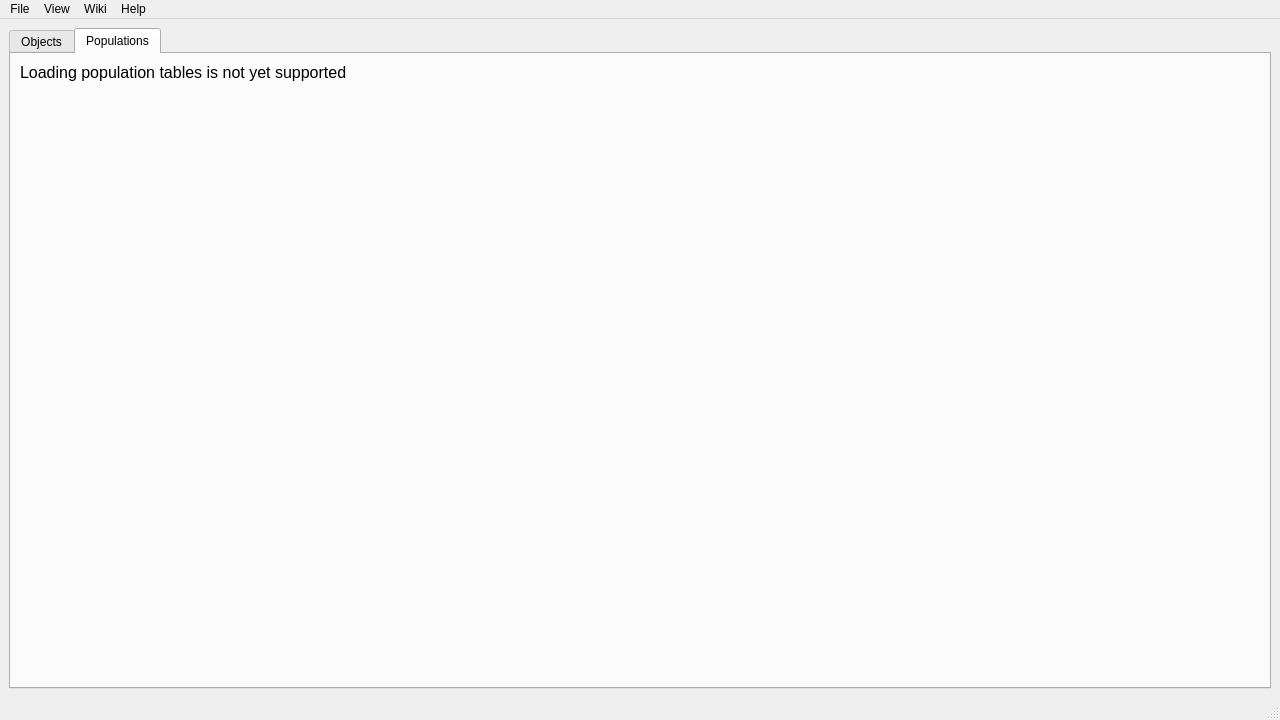
First picture: the form in qbe/qud_explorer_window.ui, repository TrashMonks/qud-wiki, before the edit.
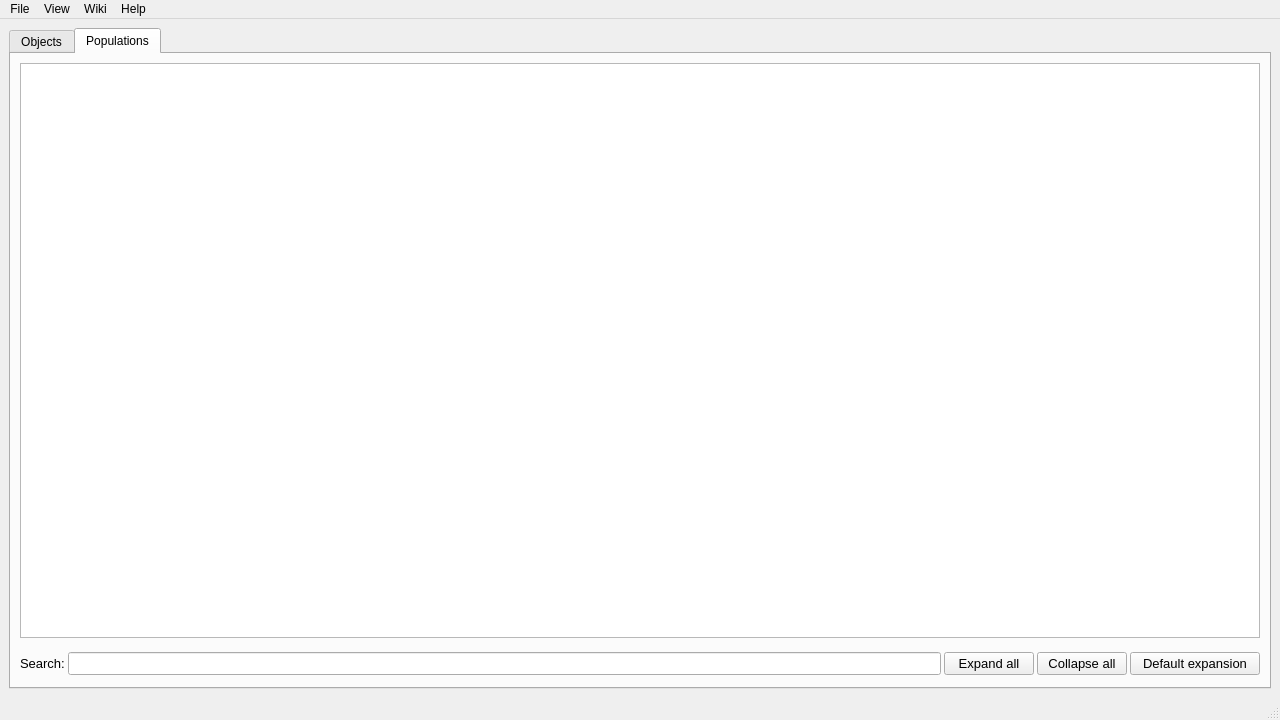
Second picture: the form after the edit. The open tabs and pages were chosen to show the change.

Commit message: update UI for "Population" tab of QBE

Diff of the .ui file:
```diff
--- a/qbe/qud_explorer_window.ui
+++ b/qbe/qud_explorer_window.ui
@@ -235,32 +235,107 @@
           <item row="0" column="0">
            <layout class="QVBoxLayout" name="verticalLayout_2">
             <item>
-             <widget class="QLabel" name="label">
-              <property name="sizePolicy">
-               <sizepolicy hsizetype="Preferred" vsizetype="Preferred">
-                <horstretch>0</horstretch>
-                <verstretch>0</verstretch>
-               </sizepolicy>
-              </property>
-              <property name="maximumSize">
+             <widget class="QPlainTextEdit" name="pop_plainTextEdit"/>
+            </item>
+           </layout>
+          </item>
+          <item row="1" column="0">
+           <layout class="QVBoxLayout" name="pop_layout2_bottom">
+            <property name="spacing">
+             <number>3</number>
+            </property>
+            <property name="topMargin">
+             <number>8</number>
+            </property>
+            <item>
+             <layout class="QHBoxLayout" name="pop_layout3_search_buttons">
+              <item>
+               <widget class="QLabel" name="pop_search_label">
+                <property name="font">
+                 <font>
+                  <pointsize>10</pointsize>
+                 </font>
+                </property>
+                <property name="text">
+                 <string>Search:</string>
+                </property>
+               </widget>
+              </item>
+              <item>
+               <widget class="QLineEdit" name="pop_search_line_edit">
+                <property name="font">
+                 <font>
+                  <pointsize>10</pointsize>
+                 </font>
+                </property>
+               </widget>
+              </item>
+              <item>
+               <widget class="QPushButton" name="pop_expand_all_button">
+                <property name="minimumSize">
+                 <size>
+                  <width>90</width>
+                  <height>0</height>
+                 </size>
+                </property>
+                <property name="font">
+                 <font>
+                  <pointsize>10</pointsize>
+                 </font>
+                </property>
+                <property name="text">
+                 <string>Expand all</string>
+                </property>
+               </widget>
+              </item>
+              <item>
+               <widget class="QPushButton" name="pop_collapse_all_button">
+                <property name="minimumSize">
+                 <size>
+                  <width>90</width>
+                  <height>0</height>
+                 </size>
+                </property>
+                <property name="font">
+                 <font>
+                  <pointsize>10</pointsize>
+                 </font>
+                </property>
+                <property name="text">
+                 <string>Collapse all</string>
+                </property>
+               </widget>
+              </item>
+              <item>
+               <widget class="QPushButton" name="pop_restore_all_button">
+                <property name="minimumSize">
+                 <size>
+                  <width>130</width>
+                  <height>0</height>
+                 </size>
+                </property>
+                <property name="font">
+                 <font>
+                  <pointsize>10</pointsize>
+                 </font>
+                </property>
+                <property name="text">
+                 <string>Default expansion</string>
+                </property>
+               </widget>
+              </item>
+             </layout>
+            </item>
+            <item>
+             <widget class="QWidget" name="pop_tree_target_widget" native="true">
+              <property name="minimumSize">
                <size>
-                <width>16777215</width>
-                <height>16777215</height>
+                <width>0</width>
+                <height>0</height>
                </size>
               </property>
-              <property name="font">
-               <font>
-                <pointsize>12</pointsize>
-               </font>
-              </property>
-              <property name="text">
-               <string>Loading population tables is not yet supported</string>
-              </property>
-              <property name="alignment">
-               <set>Qt::AlignLeading|Qt::AlignLeft|Qt::AlignTop</set>
-              </property>
-              <property name="margin">
-               <number>16</number>
+              <property name="styleSheet">
+               <string notr="true">margin: 2px;</string>
               </property>
              </widget>
             </item>
```
Left out of the diff: 2 changed lines with no effect on the pictures. The commit also changes 1 other file.
